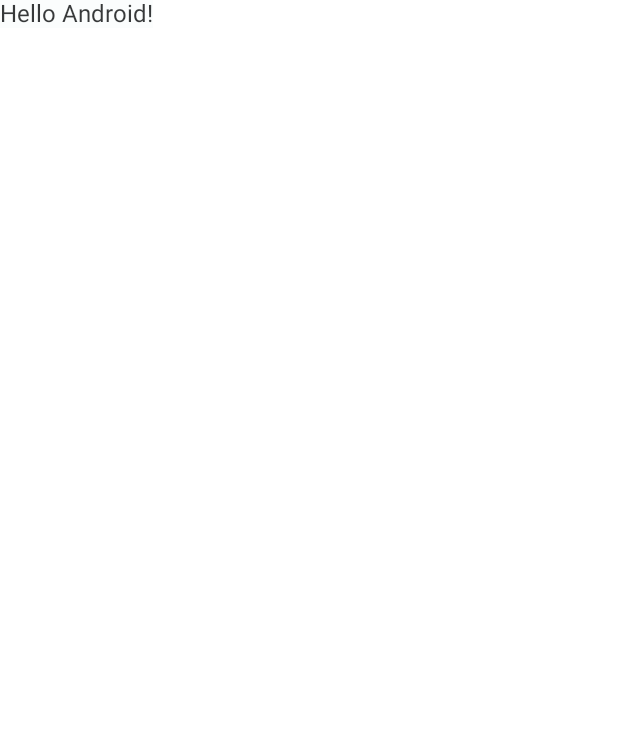
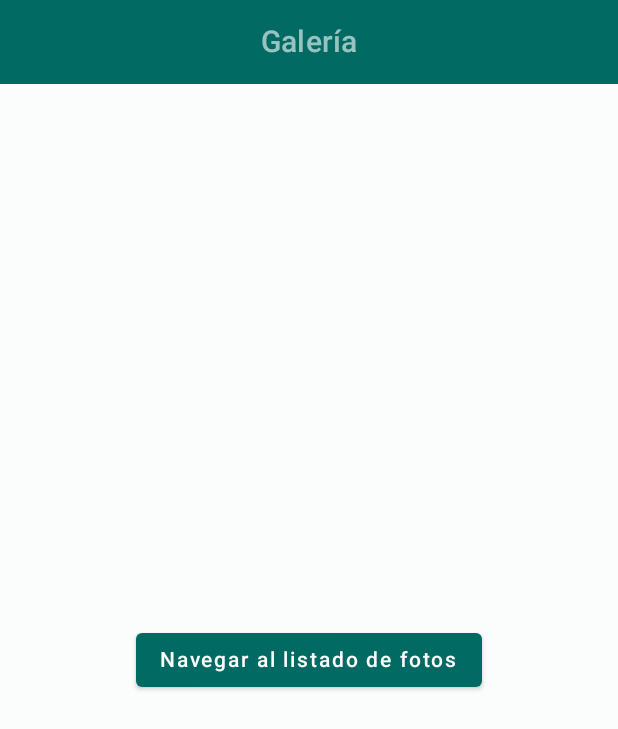
Before and after one commit to buongarzoni/photo_album, an Android app built with Jetpack Compose: the screen it shows after launch (MainActivity), on a phone screen of 412 x 824 dp. Before the commit the part shown is almost empty. Shown: the top 729 px of the screen. Run offline under Robolectric (Android 15) with nearby library versions, the phone set to English and light mode, and no system bars.

Commit message:
ADD: navigation between screens

```diff
--- a/app/src/main/java/com/example/photo_album/MainActivity.kt
+++ b/app/src/main/java/com/example/photo_album/MainActivity.kt
@@ -5,9 +5,9 @@ import androidx.activity.ComponentActivity
 import androidx.activity.compose.setContent
 import androidx.compose.material.MaterialTheme
 import androidx.compose.material.Surface
-import androidx.compose.material.Text
 import androidx.compose.runtime.Composable
-import androidx.compose.ui.tooling.preview.Preview
+import androidx.navigation.compose.rememberNavController
+import com.example.photo_album.navigation.infrastructure.RootNavigationGraph
 import com.example.photo_album.ui.theme.Photo_albumTheme
 
 class MainActivity : ComponentActivity() {
@@ -15,9 +15,8 @@ class MainActivity : ComponentActivity() {
         super.onCreate(savedInstanceState)
         setContent {
             Photo_albumTheme {
-                // A surface container using the 'background' color from the theme
                 Surface(color = MaterialTheme.colors.background) {
-                    Greeting("Android")
+                    StartNavigation()
                 }
             }
         }
@@ -25,14 +24,7 @@ class MainActivity : ComponentActivity() {
 }
 
 @Composable
-fun Greeting(name: String) {
-    Text(text = "Hello $name!")
+fun StartNavigation(){
+    val navController = rememberNavController()
+    RootNavigationGraph(navController = navController)
 }
-
-@Preview(showBackground = true)
-@Composable
-fun DefaultPreview() {
-    Photo_albumTheme {
-        Greeting("Android")
-    }
-}
--- /dev/null
+++ b/app/src/main/java/com/example/photo_album/album_list/infrastructure/AlbumListScreen.kt
@@ -0,0 +1,42 @@
+package com.example.photo_album.album_list.infrastructure
+
+import androidx.compose.foundation.background
+import androidx.compose.foundation.layout.Box
+import androidx.compose.foundation.layout.Column
+import androidx.compose.foundation.layout.fillMaxSize
+import androidx.compose.material.Button
+import androidx.compose.material.MaterialTheme
+import androidx.compose.material.Scaffold
+import androidx.compose.material.Text
+import androidx.compose.runtime.Composable
+import androidx.compose.ui.Alignment
+import androidx.compose.ui.Modifier
+import androidx.compose.ui.res.stringResource
+import androidx.navigation.NavHostController
+import com.example.photo_album.R
+import com.example.photo_album.navigation.domain.AlbumRoutes
+import com.example.photo_album.utils.infrastructure.MainTopAppBar
+
+@Composable
+fun AlbumListScreen(navController: NavHostController) {
+    Scaffold(
+        topBar = { MainTopAppBar(title = stringResource(id = R.string.gallery_top_app_bar)) },
+        content = { ScreenContent(navController = navController) }
+    )
+}
+
+@Composable
+private fun ScreenContent(navController: NavHostController){
+    Box(modifier = Modifier
+        .fillMaxSize()
+        .background(MaterialTheme.colors.background),
+        contentAlignment = Alignment.Center
+    ) {
+        Column{
+            Button(onClick = {
+                navController.navigate(AlbumRoutes.PhotoList.route) }) {
+                Text(text = "Navegar al listado de fotos")
+            }
+        }
+    }
+}
--- /dev/null
+++ b/app/src/main/java/com/example/photo_album/navigation/domain/AlbumRoutes.kt
@@ -0,0 +1,9 @@
+package com.example.photo_album.navigation.domain
+
+const val ALBUM_GRAPH_ROUTE = "album_graph"
+
+sealed class AlbumRoutes(val route: String){
+    object AlbumList: AlbumRoutes("album_list_screen")
+    object PhotoList: AlbumRoutes("photo_list_screen")
+    object PhotoDetail: AlbumRoutes("photo_detail_screen")
+}
--- /dev/null
+++ b/app/src/main/java/com/example/photo_album/navigation/infrastructure/AlbumNavigationGraph.kt
@@ -0,0 +1,31 @@
+package com.example.photo_album.navigation.infrastructure
+
+import androidx.navigation.NavGraphBuilder
+import androidx.navigation.NavHostController
+import androidx.navigation.compose.composable
+import androidx.navigation.compose.navigation
+import com.example.photo_album.album_list.infrastructure.AlbumListScreen
+import com.example.photo_album.navigation.domain.ALBUM_GRAPH_ROUTE
+import com.example.photo_album.navigation.domain.AlbumRoutes
+import com.example.photo_album.photo_detail.infrastructure.PhotoDetailScreen
+import com.example.photo_album.photo_list.infrastructure.PhotoListScreen
+
+
+fun NavGraphBuilder.albumNavigationGraph(
+    navController: NavHostController
+) {
+    navigation(
+        startDestination = AlbumRoutes.AlbumList.route,
+        route = ALBUM_GRAPH_ROUTE
+    ) {
+        composable(route = AlbumRoutes.AlbumList.route){
+            AlbumListScreen(navController = navController)
+        }
+        composable(route = AlbumRoutes.PhotoList.route){
+            PhotoListScreen(navController = navController)
+        }
+        composable(route = AlbumRoutes.PhotoDetail.route){
+            PhotoDetailScreen()
+        }
+    }
+}
--- /dev/null
+++ b/app/src/main/java/com/example/photo_album/navigation/infrastructure/RootNavigationGraph.kt
@@ -0,0 +1,19 @@
+package com.example.photo_album.navigation.infrastructure
+
+import androidx.compose.runtime.Composable
+import androidx.navigation.NavHostController
+import androidx.navigation.compose.NavHost
+import com.example.photo_album.navigation.domain.ALBUM_GRAPH_ROUTE
+
+const val ROOT_GRAPH_ROUTE = "root_graph"
+
+@Composable
+fun RootNavigationGraph(navController: NavHostController) {
+    NavHost(
+        navController = navController,
+        startDestination = ALBUM_GRAPH_ROUTE,
+        route = ROOT_GRAPH_ROUTE
+    ) {
+        albumNavigationGraph(navController = navController)
+    }
+}
--- /dev/null
+++ b/app/src/main/java/com/example/photo_album/utils/infrastructure/MainTopAppBar.kt
@@ -0,0 +1,31 @@
+package com.example.photo_album.utils.infrastructure
+
+import androidx.compose.foundation.layout.fillMaxSize
+import androidx.compose.foundation.layout.wrapContentSize
+import androidx.compose.material.MaterialTheme
+import androidx.compose.material.ProvideTextStyle
+import androidx.compose.material.Text
+import androidx.compose.material.TopAppBar
+import androidx.compose.runtime.Composable
+import androidx.compose.ui.Alignment
+import androidx.compose.ui.Modifier
+import androidx.compose.ui.text.style.TextAlign
+import androidx.compose.ui.unit.dp
+
+@Composable
+fun MainTopAppBar(title: String){
+    TopAppBar(
+        backgroundColor = MaterialTheme.colors.primary,
+        elevation = 0.dp
+    ) {
+        ProvideTextStyle(value = MaterialTheme.typography.h6) {
+            Text(
+                text = title,
+                textAlign = TextAlign.Center,
+                modifier = Modifier
+                    .fillMaxSize()
+                    .wrapContentSize(Alignment.Center)
+            )
+        }
+    }
+}
--- a/app/src/main/res/values/strings.xml
+++ b/app/src/main/res/values/strings.xml
@@ -1,3 +1,6 @@
 <resources>
     <string name="app_name">photo_album</string>
+    <string name="gallery_top_app_bar">Galería</string>
+    <string name="photo_list_top_app_bar">Fotografías</string>
+    <string name="photo_detail_top_app_bar">Información</string>
 </resources>
```
Also changed, not shown: app/src/main/java/com/example/photo_album/photo_detail/infrastructure/PhotoDetailScreen.kt (added, +36 -0 lines), app/src/main/java/com/example/photo_album/photo_list/infrastructure/PhotoListScreen.kt (added, +41 -0 lines).
